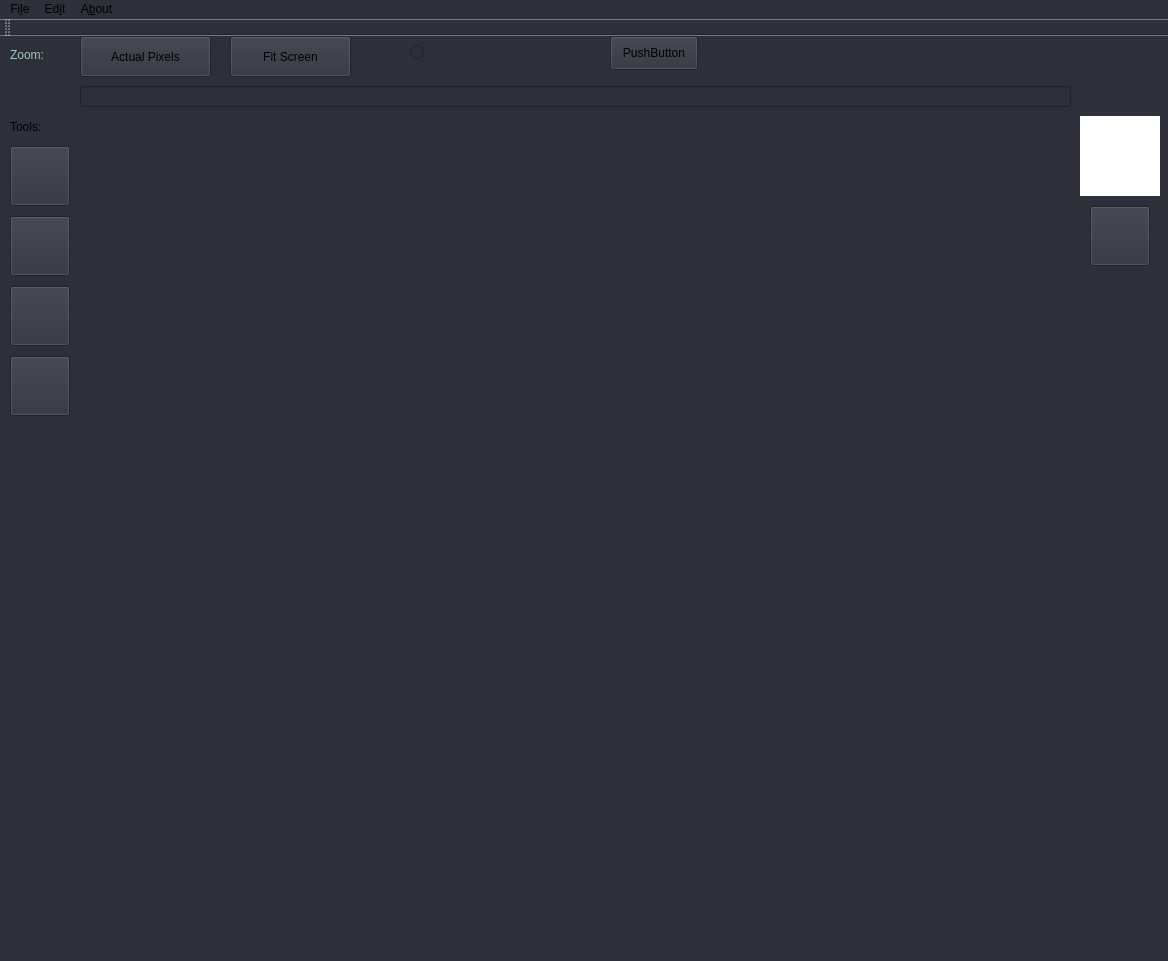
This is mainwindow.ui in GremSnoort/RexPhotoshop2017 as Qt 5 draws it before an edit. The edited form follows.
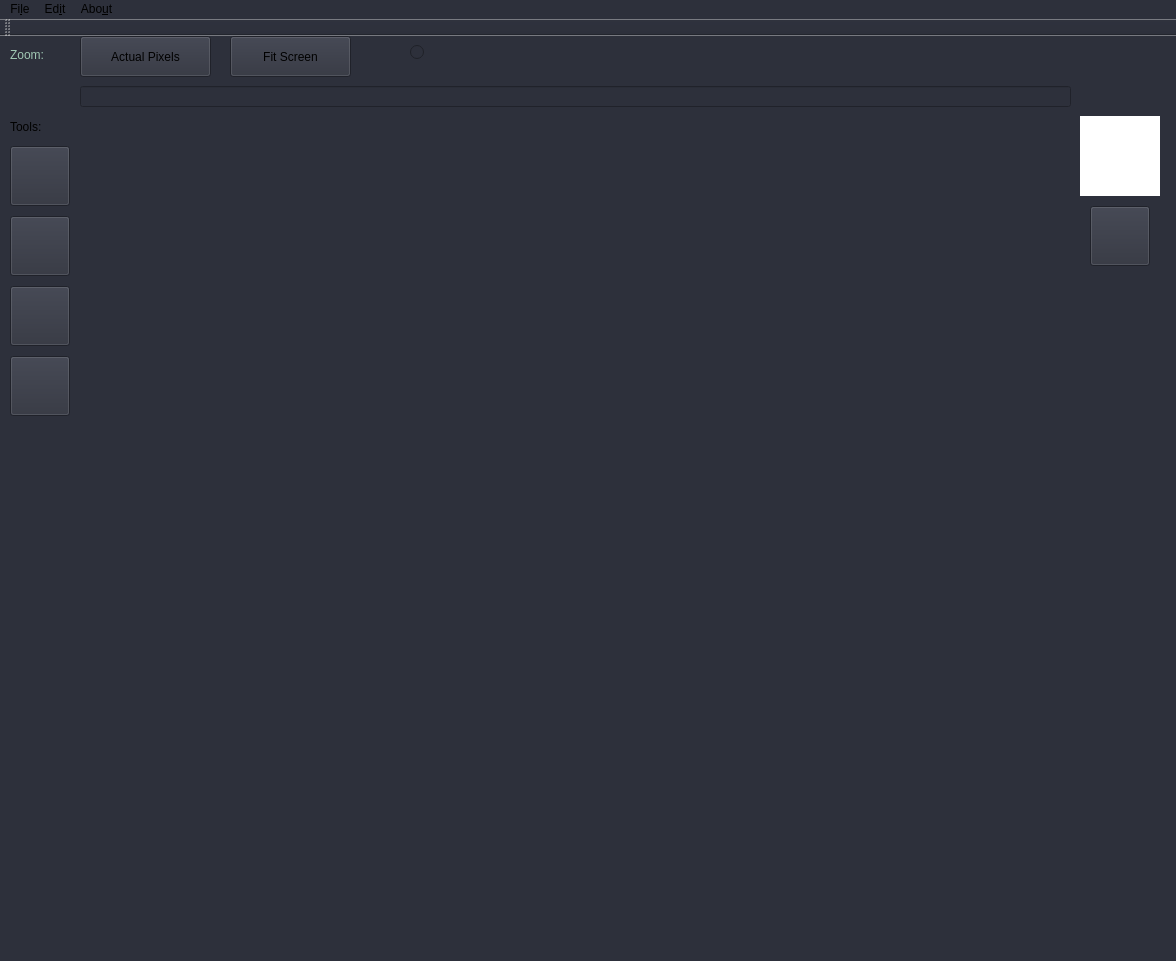
This is the edited form.

```diff
--- a/mainwindow.ui
+++ b/mainwindow.ui
@@ -6,7 +6,7 @@
    <rect>
     <x>0</x>
     <y>0</y>
-    <width>1168</width>
+    <width>1176</width>
     <height>961</height>
    </rect>
   </property>
@@ -89,7 +89,7 @@
      <rect>
       <x>0</x>
       <y>0</y>
-      <width>1171</width>
+      <width>631</width>
       <height>41</height>
      </rect>
     </property>
@@ -119,19 +119,6 @@
       <string>Fit Screen</string>
      </property>
     </widget>
-    <widget class="QPushButton" name="pushButton_3">
-     <property name="geometry">
-      <rect>
-       <x>610</x>
-       <y>0</y>
-       <width>88</width>
-       <height>34</height>
-      </rect>
-     </property>
-     <property name="text">
-      <string>PushButton</string>
-     </property>
-    </widget>
     <widget class="QRadioButton" name="radioButtonZoom">
      <property name="geometry">
       <rect>
@@ -296,7 +283,7 @@
     <rect>
      <x>0</x>
      <y>0</y>
-     <width>1168</width>
+     <width>1176</width>
      <height>30</height>
     </rect>
    </property>
@@ -322,7 +309,7 @@
    </widget>
    <widget class="QMenu" name="menuAbout">
     <property name="title">
-     <string>A&amp;bout</string>
+     <string>Abo&amp;ut</string>
     </property>
     <addaction name="actionHow_to_work"/>
    </widget>
```
Left out of the diff: 10 changed lines with no effect on the pictures.
